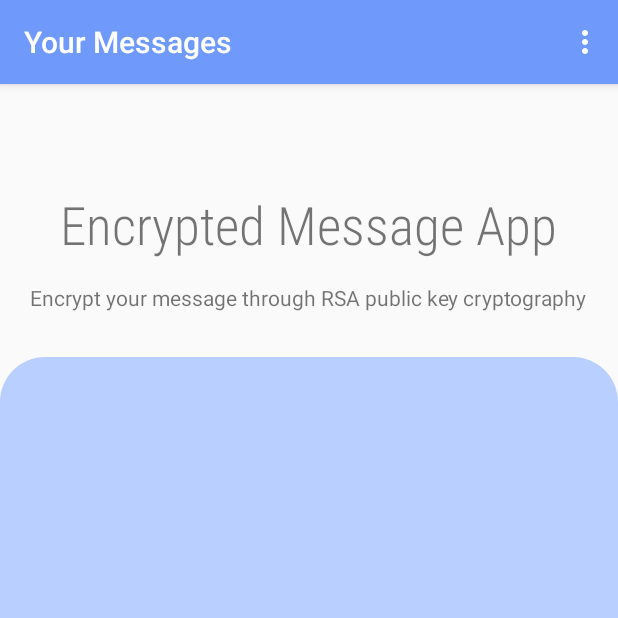
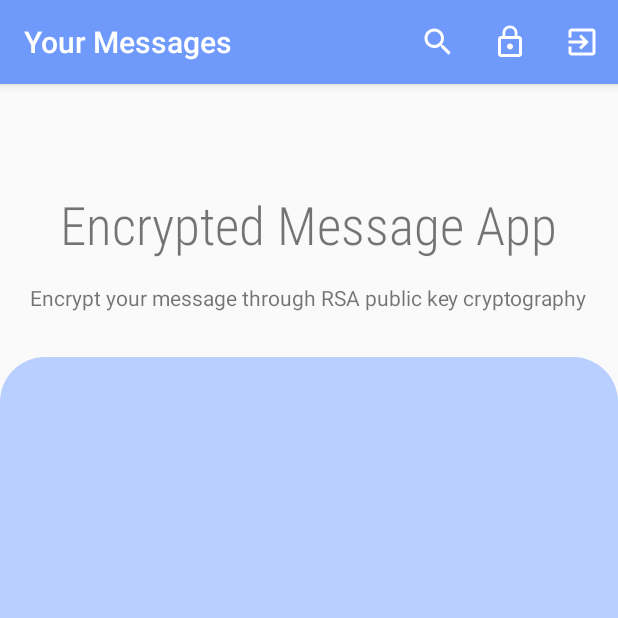
Before and after one commit to DBprod/ChatApp, an Android app: the screen it shows after launch once a user with an empty profile is signed in (MainActivity), on a phone screen of 412 x 824 dp, the top half of it. Run offline under Robolectric (Android 15) with nearby library versions, the phone set to English and light mode, and no system bars; our stand-ins replace Firebase (no records; nobody signed in at launch, a user with empty details on screens opened directly).

Commit message:
Huge update. Design and Recent conversation. Should've commited and pushed sooner

```diff
--- a/app/build.gradle
+++ b/app/build.gradle
@@ -33,4 +33,5 @@ dependencies {
     implementation 'com.android.support:recyclerview-v7:28.0.0'
     implementation 'com.android.support:support-v4:28.0.0'
     implementation 'com.firebaseui:firebase-ui-database:4.3.2'
+    implementation 'com.android.support:mediarouter-v7:28.0.0'
 }
--- a/app/src/main/AndroidManifest.xml
+++ b/app/src/main/AndroidManifest.xml
@@ -12,7 +12,7 @@
         android:fullBackupContent="@xml/backup_descriptor">
         <activity android:name=".PrivateKeyActivity">
         </activity>
-        <activity android:name=".MessageActivity">
+        <activity android:name=".MessageActivity" android:parentActivityName=".MainActivity">
         </activity>
         <activity android:name=".LoginActivity">
         </activity>
--- a/app/src/main/java/com/example/chatapp/MainActivity.java
+++ b/app/src/main/java/com/example/chatapp/MainActivity.java
@@ -10,6 +10,7 @@ import android.support.annotation.NonNull;
 import android.support.v7.app.AppCompatActivity;
 import android.support.v7.widget.LinearLayoutManager;
 import android.support.v7.widget.RecyclerView;
+import android.support.v7.widget.SearchView;
 import android.view.LayoutInflater;
 import android.view.Menu;
 import android.view.MenuItem;
@@ -34,7 +35,6 @@ import java.math.BigInteger;
 public class MainActivity extends AppCompatActivity{
 
     private DatabaseReference currentUserRef;
-    private DatabaseReference receiverUserDB;
     private RecyclerView mContactList;
     public FirebaseAuth mAuth;
     private FirebaseAuth.AuthStateListener mAuthListener;
@@ -51,7 +51,20 @@ public class MainActivity extends AppCompatActivity{
     @Override
     protected void onCreate(Bundle savedInstanceState) {
         super.onCreate(savedInstanceState);
-        setContentView(R.layout.activity_main);
+        mAuth = FirebaseAuth.getInstance();
+        mAuthListener = new FirebaseAuth.AuthStateListener() {
+            @Override
+            public void onAuthStateChanged(@NonNull FirebaseAuth firebaseAuth) {
+                if (mAuth.getCurrentUser() ==  null){
+                    Intent loginIntent = new Intent(MainActivity.this, LoginActivity.class);
+                    loginIntent.addFlags(Intent.FLAG_ACTIVITY_CLEAR_TASK); // prevents user from going back to previous activity
+                    startActivity(loginIntent);
+                    finish();
+                }
+            }
+        };
+        mAuth.addAuthStateListener(mAuthListener);
+
         FirebaseApp.initializeApp(this);
 
         preferences = getSharedPreferences("Settings", Context.MODE_PRIVATE);
@@ -60,43 +73,30 @@ public class MainActivity extends AppCompatActivity{
         myPublicKey[0] = new BigInteger(preferences.getString("mod", "1"));
         myPublicKey[1] = new BigInteger(preferences.getString("exp", "1"));
 
+        if(mAuth.getCurrentUser() != null) {
+            setContentView(R.layout.activity_main);
             mContactList = (RecyclerView) findViewById(R.id.contactRec);
             mContactList.setHasFixedSize(true);
             LinearLayoutManager linearLayoutManager = new LinearLayoutManager(this);
-       // linearLayoutManager.setStackFromEnd(true); // makes message list start displaying from the bottom of screen
+            linearLayoutManager.setReverseLayout(true);
+            linearLayoutManager.setStackFromEnd(true);
             mContactList.setLayoutManager(linearLayoutManager);
-
-
-        mAuth = FirebaseAuth.getInstance();
-        mAuthListener = new FirebaseAuth.AuthStateListener() {
-            @Override
-            public void onAuthStateChanged(@NonNull FirebaseAuth firebaseAuth) {
-                if (firebaseAuth.getCurrentUser() ==  null){
-                    Intent loginIntent = new Intent(MainActivity.this, LoginActivity.class);
-                    loginIntent.addFlags(Intent.FLAG_ACTIVITY_CLEAR_TASK); // prevents user from going back to previous activity
-                    startActivity(loginIntent);
-                    finish();
+            getSupportActionBar().setTitle("Your Messages");
         }
-            }
-        };
-
-        currentUserRef = FirebaseDatabase.getInstance().getReference().child("Users").child(mAuth.getCurrentUser().getUid()).child("Contacts");
-
-        getSupportActionBar().setTitle("Your Messages");
     }
 
     @Override
     protected void onStart() {
         super.onStart();
-        mAuth.addAuthStateListener(mAuthListener);
-        Query query = currentUserRef;
+        if(mAuth.getCurrentUser() != null) {
+            Query query = FirebaseDatabase.getInstance().getReference().child("Users").child(mAuth.getCurrentUser().getUid()).child("Contacts").orderByChild("timestamp");
             FirebaseRecyclerOptions<People> options = new FirebaseRecyclerOptions.Builder<People>().setQuery(query, People.class).build();
             adapter = new FirebaseRecyclerAdapter<People, PeopleHolder>(options) {
                 @Override
                 protected void onBindViewHolder(@NonNull final PeopleHolder holder, int position, @NonNull People model) {
                     final String uid = model.getContactId();
+                    holder.setContent(Encryptor.decrypt(model.getContent(), myPublicKey, new BigInteger(Encryptor.privateKey)));
                     DatabaseReference receiverUserRef = FirebaseDatabase.getInstance().getReference().child("Users").child(uid);
-                holder.setContent(Encryptor.decrypt(model.getContent(), myPublicKey, new BigInteger(Encryptor.privateKey)));
                     receiverUserRef.addListenerForSingleValueEvent(new ValueEventListener() {
                         @Override
                         public void onDataChange(@NonNull DataSnapshot dataSnapshot) {
@@ -135,16 +135,19 @@ public class MainActivity extends AppCompatActivity{
             mContactList.setAdapter(adapter);
             adapter.startListening();
 
-        if(menuCreated){
+            if (menuCreated) {
                 correctKeyInput = Encryptor.checkKeys(myPublicKey);
-            setMenuKeyText(correctKeyInput);
+                setMenuKeyIcon(correctKeyInput);
+            }
         }
     }
 
     @Override
     protected void onStop() {
         super.onStop();
+        if(adapter != null){
             adapter.stopListening();
+        }
     }
 
     public static class PeopleHolder extends RecyclerView.ViewHolder{
@@ -171,10 +174,49 @@ public class MainActivity extends AppCompatActivity{
     // create an action bar button
     @Override
     public boolean onCreateOptionsMenu(Menu menu) {
-        getMenuInflater().inflate(R.menu.mymenu, menu);
+        getMenuInflater().inflate(R.menu.main_menu, menu);
         this.menu = menu;
-        setMenuKeyText(Encryptor.checkKeys(myPublicKey));
+        setMenuKeyIcon(Encryptor.checkKeys(myPublicKey));
         menuCreated = true;
+
+        MenuItem searchItem = menu.findItem(R.id.search_button);
+        android.support.v7.widget.SearchView searchView = (android.support.v7.widget.SearchView) searchItem.getActionView();
+
+        searchView.setOnQueryTextListener(new SearchView.OnQueryTextListener() {
+            @Override
+            public boolean onQueryTextSubmit(final String s) {
+                DatabaseReference receiverUserRef = FirebaseDatabase.getInstance().getReference().child("Users").child(s);
+                receiverUserRef.addListenerForSingleValueEvent(new ValueEventListener() {
+                    @Override
+                    public void onDataChange(@NonNull DataSnapshot dataSnapshot) {
+                        if(dataSnapshot.child("name").getValue() != null) {
+                            final String receiverName = dataSnapshot.child("name").getValue().toString();
+                            final String receiverMod = dataSnapshot.child("mod").getValue().toString();
+                            final String receiverExp = dataSnapshot.child("exp").getValue().toString();
+                            Intent viewMessagesIntent = new Intent(MainActivity.this, MessageActivity.class);
+                            viewMessagesIntent.putExtra("uid", s);
+                            viewMessagesIntent.putExtra("receiverName", receiverName);
+                            viewMessagesIntent.putExtra("receiverMod", receiverMod);
+                            viewMessagesIntent.putExtra("receiverExp", receiverExp);
+                            startActivity(viewMessagesIntent);
+                        } else {
+                            Toast.makeText(MainActivity.this, "This user does not exist", Toast.LENGTH_LONG).show();
+                        }
+                    }
+
+                    @Override
+                    public void onCancelled(@NonNull DatabaseError databaseError) {
+
+                    }
+                });
+                return false;
+            }
+
+            @Override
+            public boolean onQueryTextChange(String s) {
+                return false;
+            }
+        });
         return super.onCreateOptionsMenu(menu);
     }
 
@@ -198,34 +240,37 @@ public class MainActivity extends AppCompatActivity{
                     if (Encryptor.checkKeys(myPublicKey)) {
                         menu.findItem(R.id.privateKeyInput).setTitle("Remove Private Key");
                         correctKeyInput = true;
-                        adapter.notifyDataSetChanged();
+                        ClipData emptyClip = ClipData.newPlainText("", "");
+                        clipboard.setPrimaryClip(emptyClip);
+                        setMenuKeyIcon(true);
+                        Toast.makeText(this, "Messages Successfully Decrypted", Toast.LENGTH_SHORT).show();
                     } else {
-                        menu.findItem(R.id.privateKeyInput).setTitle("Set Private Key");
                         Toast.makeText(this, "Incorrect Private Key", Toast.LENGTH_SHORT).show();
                     }
 
                 } catch (Exception e) {
                     Encryptor.privateKey = "1";
+                    Toast.makeText(this, "Incorrect Private Key", Toast.LENGTH_SHORT).show();
                 }
             }
             else{
+                Toast.makeText(this, "Messages Successful Encrypted", Toast.LENGTH_SHORT).show();
                 Encryptor.privateKey = "1";
                 correctKeyInput = false;
-                setMenuKeyText(false);
+                setMenuKeyIcon(false);
+            }
             adapter.notifyDataSetChanged();
-            }
-            ClipData emptyClip = ClipData.newPlainText("", "");
-            clipboard.setPrimaryClip(emptyClip);
+            setMenuKeyIcon(correctKeyInput);
         }
         return super.onOptionsItemSelected(item);
     }
 
-    public void setMenuKeyText(boolean validKey){
+    public void setMenuKeyIcon(boolean validKey){
         MenuItem menuItem = menu.findItem(R.id.privateKeyInput);
         if(validKey){
-            menuItem.setTitle("Remove Private Key");
+            menuItem.setIcon(R.drawable.ic_lock_open);
         } else{
-            menuItem.setTitle("Set Private Key");
+            menuItem.setIcon(R.drawable.ic_lock_closed);
         }
     }
 }
--- /dev/null
+++ b/app/src/main/res/drawable/ic_exit_to_app.xml
@@ -0,0 +1,5 @@
+<vector android:height="24dp" android:tint="#FFFFFF"
+    android:viewportHeight="24.0" android:viewportWidth="24.0"
+    android:width="24dp" xmlns:android="http://schemas.android.com/apk/res/android">
+    <path android:fillColor="#FF000000" android:pathData="M10.09,15.59L11.5,17l5,-5 -5,-5 -1.41,1.41L12.67,11H3v2h9.67l-2.58,2.59zM19,3H5c-1.11,0 -2,0.9 -2,2v4h2V5h14v14H5v-4H3v4c0,1.1 0.89,2 2,2h14c1.1,0 2,-0.9 2,-2V5c0,-1.1 -0.9,-2 -2,-2z"/>
+</vector>
--- /dev/null
+++ b/app/src/main/res/drawable/ic_lock_closed.xml
@@ -0,0 +1,5 @@
+<vector android:height="24dp" android:tint="#FFFFFF"
+    android:viewportHeight="24.0" android:viewportWidth="24.0"
+    android:width="24dp" xmlns:android="http://schemas.android.com/apk/res/android">
+    <path android:fillColor="#FF000000" android:pathData="M12,17c1.1,0 2,-0.9 2,-2s-0.9,-2 -2,-2 -2,0.9 -2,2 0.9,2 2,2zM18,8h-1L17,6c0,-2.76 -2.24,-5 -5,-5S7,3.24 7,6v2L6,8c-1.1,0 -2,0.9 -2,2v10c0,1.1 0.9,2 2,2h12c1.1,0 2,-0.9 2,-2L20,10c0,-1.1 -0.9,-2 -2,-2zM8.9,6c0,-1.71 1.39,-3.1 3.1,-3.1s3.1,1.39 3.1,3.1v2L8.9,8L8.9,6zM18,20L6,20L6,10h12v10z"/>
+</vector>
--- /dev/null
+++ b/app/src/main/res/drawable/ic_lock_open.xml
@@ -0,0 +1,5 @@
+<vector android:height="24dp" android:tint="#FFFFFF"
+    android:viewportHeight="24.0" android:viewportWidth="24.0"
+    android:width="24dp" xmlns:android="http://schemas.android.com/apk/res/android">
+    <path android:fillColor="#FF000000" android:pathData="M12,17c1.1,0 2,-0.9 2,-2s-0.9,-2 -2,-2 -2,0.9 -2,2 0.9,2 2,2zM18,8h-1L17,6c0,-2.76 -2.24,-5 -5,-5S7,3.24 7,6h1.9c0,-1.71 1.39,-3.1 3.1,-3.1 1.71,0 3.1,1.39 3.1,3.1v2L6,8c-1.1,0 -2,0.9 -2,2v10c0,1.1 0.9,2 2,2h12c1.1,0 2,-0.9 2,-2L20,10c0,-1.1 -0.9,-2 -2,-2zM18,20L6,20L6,10h12v10z"/>
+</vector>
--- /dev/null
+++ b/app/src/main/res/drawable/ic_search.xml
@@ -0,0 +1,5 @@
+<vector android:height="24dp" android:tint="#FFFFFF"
+    android:viewportHeight="24.0" android:viewportWidth="24.0"
+    android:width="24dp" xmlns:android="http://schemas.android.com/apk/res/android">
+    <path android:fillColor="#FF000000" android:pathData="M15.5,14h-0.79l-0.28,-0.27C15.41,12.59 16,11.11 16,9.5 16,5.91 13.09,3 9.5,3S3,5.91 3,9.5 5.91,16 9.5,16c1.61,0 3.09,-0.59 4.23,-1.57l0.27,0.28v0.79l5,4.99L20.49,19l-4.99,-5zM9.5,14C7.01,14 5,11.99 5,9.5S7.01,5 9.5,5 14,7.01 14,9.5 11.99,14 9.5,14z"/>
+</vector>
--- /dev/null
+++ b/app/src/main/res/menu/main_menu.xml
@@ -0,0 +1,21 @@
+<?xml version="1.0" encoding="utf-8"?>
+<menu xmlns:android="http://schemas.android.com/apk/res/android"
+      xmlns:app="http://schemas.android.com/apk/res-auto">
+    <item android:id="@+id/search_button"
+        android:icon="@drawable/ic_search"
+        android:title="Search"
+        app:showAsAction="ifRoom|collapseActionView"
+        app:actionViewClass="android.support.v7.widget.SearchView" />
+    <item
+        android:title="Input Private Key"
+        android:id="@+id/privateKeyInput"
+        app:showAsAction="ifRoom|collapseActionView"
+        android:icon="@drawable/ic_lock_closed"
+        />
+    <item
+        android:id="@+id/logoutBtn"
+        android:icon="@drawable/ic_exit_to_app"
+        app:showAsAction="ifRoom|collapseActionView"
+        android:title="Log Out"
+        />
+</menu>
--- a/app/src/main/res/menu/mymenu.xml
+++ b/app/src/main/res/menu/message_menu.xml
@@ -4,9 +4,13 @@
     <item
         android:title="Input Private Key"
         android:id="@+id/privateKeyInput"
+        app:showAsAction="ifRoom|collapseActionView"
+        android:icon="@drawable/ic_lock_closed"
         />
     <item
         android:id="@+id/logoutBtn"
+        android:icon="@drawable/ic_exit_to_app"
+        app:showAsAction="ifRoom|collapseActionView"
         android:title="Log Out"
         />
 </menu>
```
Also changed, not shown: app/src/main/java/com/example/chatapp/MessageActivity.java (+12 -13 lines). Lines whose indentation alone changed are shown as unchanged.
